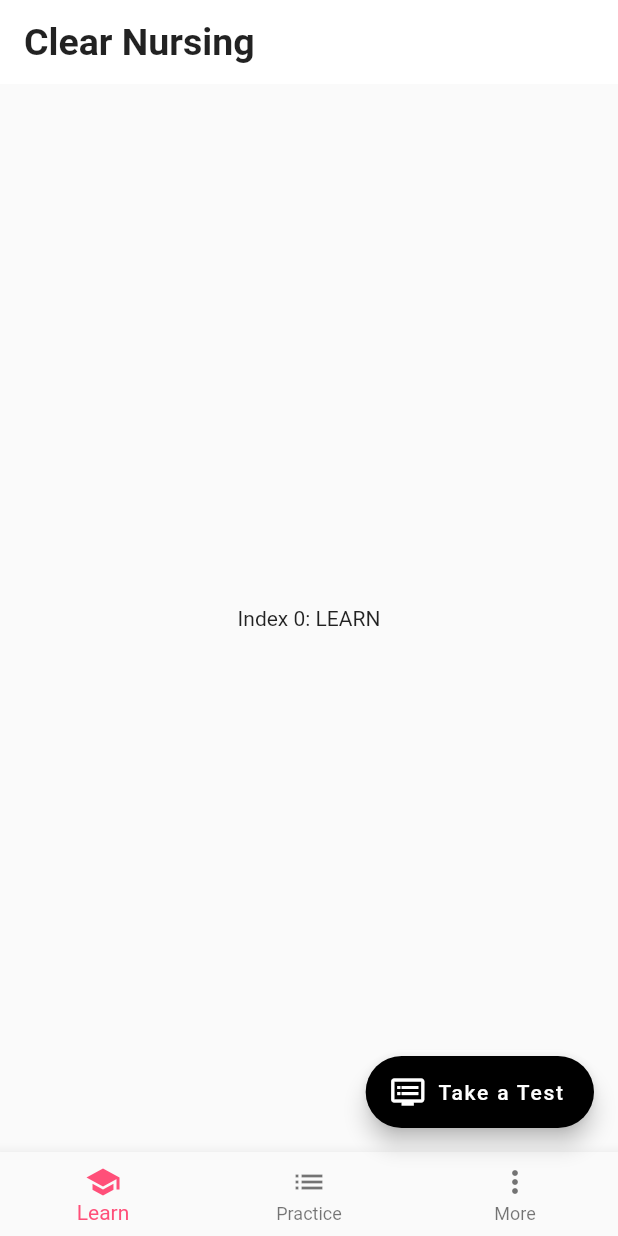
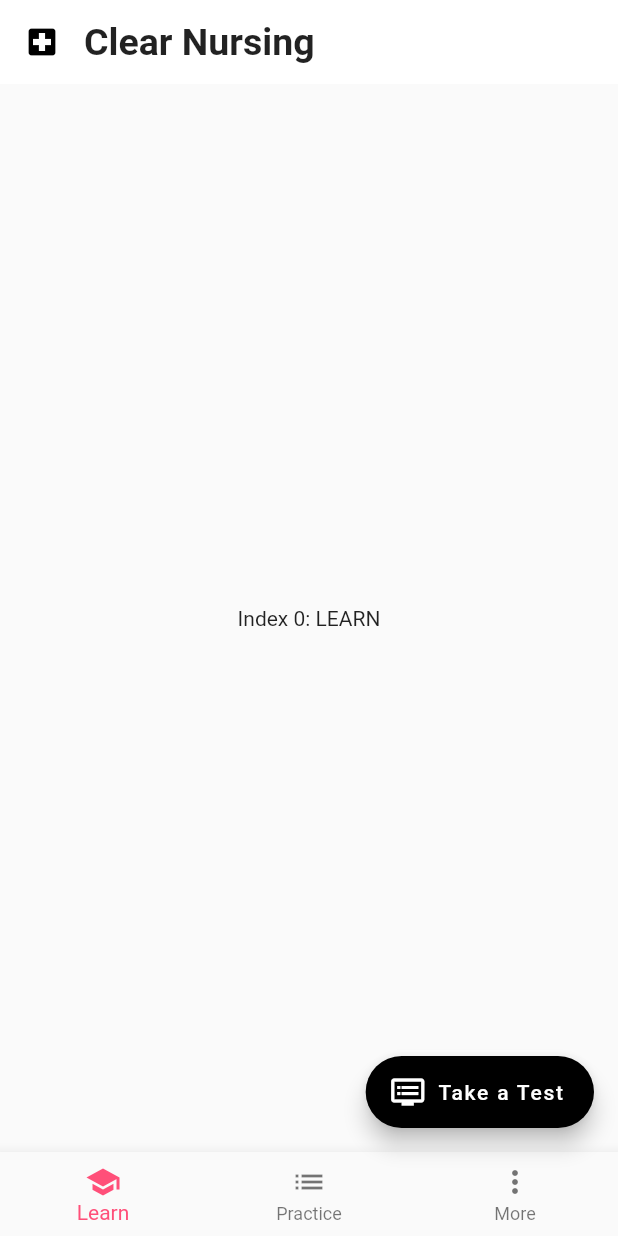
Before and after one commit to ajacin/clear-nursing, a Flutter app: the screen it shows after launch, on a phone screen of 412 x 824 dp. Run offline on Flutter 3.47's test engine with Material 2 defaults, Android fonts, the phone set to English and light mode, and no system bars; our stand-ins replace google_fonts.

Commit message:
appbar customization

```diff
--- a/lib/main.dart
+++ b/lib/main.dart
@@ -82,6 +82,8 @@ class _MyHomePageState extends State<MyHomePage> {
       appBar: AppBar(
         // Here we take the value from the MyHomePage object that was created by
         // the App.build method, and use it to set our appbar title.
+        titleSpacing: 0.0,
+        leading: Icon(Icons.local_hospital),
         title: Text(widget.title,
         style: GoogleFonts.roboto(
           fontSize: 25.0,
```
